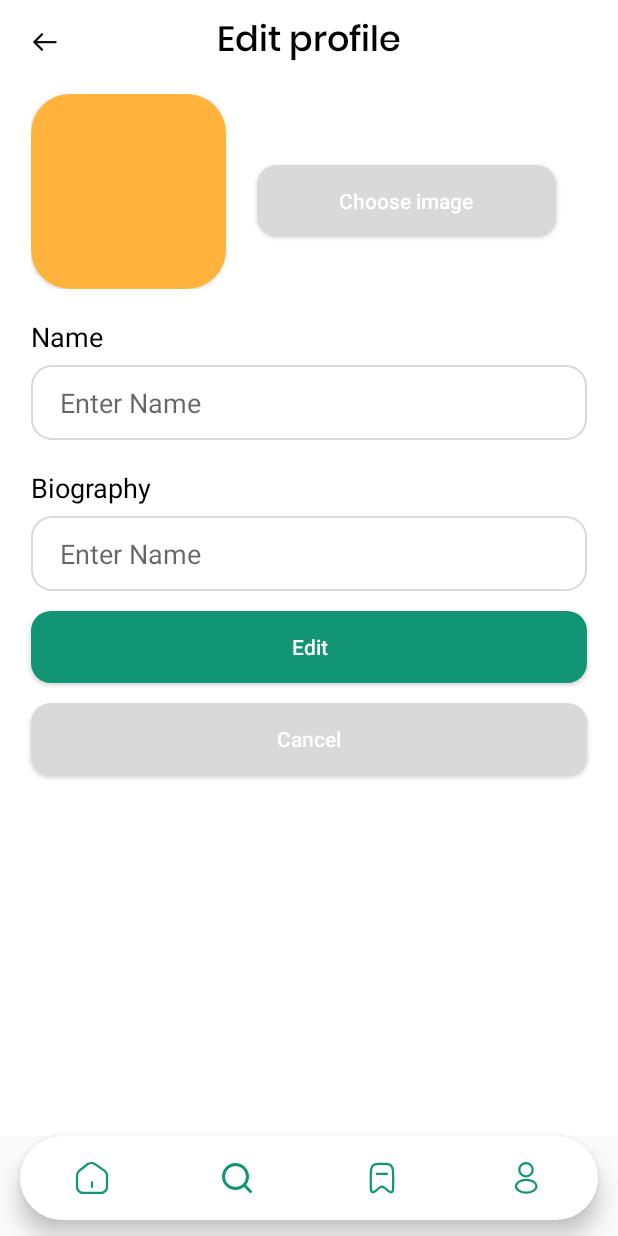
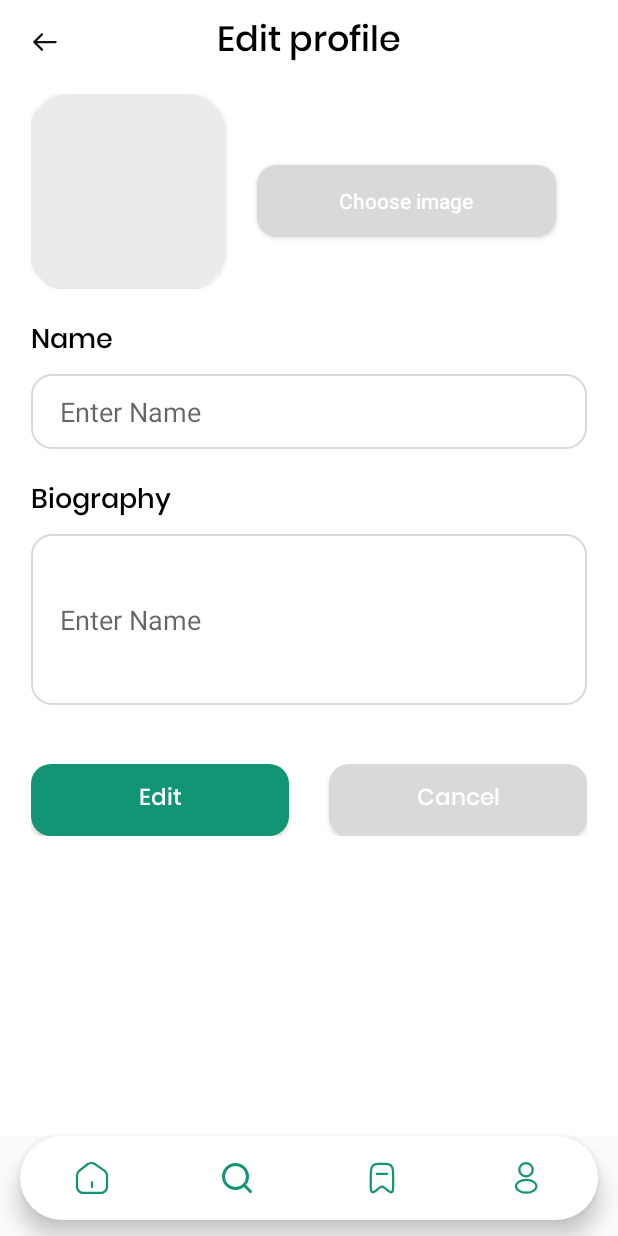
Before and after one commit to CallmeDunno/FoodRecipe, an Android app: the EditProfileFragment screen opened through its navigation route, on a phone screen of 412 x 824 dp. Run offline under Robolectric (Android 15) with nearby library versions, the phone set to English and light mode, and no system bars; our stand-ins replace Dagger/Hilt's generated code, Firebase (no records; nobody signed in at launch, a user with empty details on screens opened directly), data binding, navigation-ui, sdp/ssp sizes.

Commit message:
Fix UX application

```diff
--- a/app/src/main/java/com/example/btl_cnpm/ui/profile/ProfileFragment.kt
+++ b/app/src/main/java/com/example/btl_cnpm/ui/profile/ProfileFragment.kt
@@ -11,6 +11,7 @@ import android.view.WindowManager
 import androidx.appcompat.widget.AppCompatButton
 import androidx.fragment.app.viewModels
 import androidx.navigation.findNavController
+import androidx.navigation.fragment.findNavController
 import com.bumptech.glide.Glide
 import com.example.btl_cnpm.R
 import com.example.btl_cnpm.base.BaseFragment
@@ -34,7 +35,11 @@ class ProfileFragment : BaseFragment<FoodRecipeFragmentProfileBinding>() {
     lateinit var sharedPre: SharedPreferencesManager
     private val profileRecipeAdapter by lazy {
         ProfileRecipeAdapter(onItemClick = {
-
+            findNavController().navigate(
+                ProfileFragmentDirections.actionProfileFragmentToRecipeFragment(
+                    it
+                )
+            )
         })
     }
     private var userRecipeMap = hashMapOf<Recipe, User>()
@@ -54,7 +59,7 @@ class ProfileFragment : BaseFragment<FoodRecipeFragmentProfileBinding>() {
                 requireView().findNavController().navigate(R.id.newRecipeFragment)
             }
 
-            headerProfile.btnMoreHeader.setOnClickListener{
+            headerProfile.btnMoreHeader.setOnClickListener {
                 showDialogOption()
             }
             sharedPre.getString("idUserRemember")?.let {
@@ -63,14 +68,15 @@ class ProfileFragment : BaseFragment<FoodRecipeFragmentProfileBinding>() {
             sharedPre.getString("idUserTemp")?.let {
                 userId = it
             }
-            if(userId.isNotEmpty()) {
+            if (userId.isNotEmpty()) {
                 profileViewModel.getUser(userId).observe(requireActivity()) { result ->
                     when (result) {
                         is UIState.Success -> {
                             txtProfileName.text = result.data.username
                             txtProfileBio.text = result.data.bio
-                            if(result.data.image.isNotEmpty()) {
-                                Glide.with(requireContext()).load(result.data.image).into(imgProfileAvatar)
+                            if (result.data.image.isNotEmpty()) {
+                                Glide.with(requireContext()).load(result.data.image)
+                                    .into(imgProfileAvatar)
                             }
                             profileViewModel.getMyRecipes(userId)
                                 .observe(requireActivity()) { resultRecipe ->
@@ -107,7 +113,7 @@ class ProfileFragment : BaseFragment<FoodRecipeFragmentProfileBinding>() {
         }
     }
 
-    fun showDialogOption() {
+    private fun showDialogOption() {
         val dialog = Dialog(requireContext())
         dialog.requestWindowFeature(Window.FEATURE_NO_TITLE)
         dialog.setContentView(R.layout.food_recipe_dialog_edit_sign_out)
@@ -116,7 +122,7 @@ class ProfileFragment : BaseFragment<FoodRecipeFragmentProfileBinding>() {
         val btnSignOut = dialog.findViewById<AppCompatButton>(R.id.btn_sign_out)
 
         btnEdit.setOnClickListener {
-            requireView().findNavController().navigate(R.id.editProfileFragment2)
+            requireView().findNavController().navigate(R.id.editProfileFragment)
             dialog.dismiss()
         }
 
--- a/app/src/main/res/color/text_selector_gray_white.xml
+++ b/app/src/main/res/color/text_selector_gray_white.xml
@@ -1,5 +1,5 @@
 <?xml version="1.0" encoding="utf-8"?>
 <selector xmlns:android="http://schemas.android.com/apk/res/android">
-    <item android:color="@color/gray" android:state_selected="false"/>
-    <item android:color="@color/white" android:state_selected="true"/>
+    <item android:color="@color/white" android:state_pressed="false"/>
+    <item android:color="@color/gray" android:state_pressed="true"/>
 </selector>
--- a/app/src/main/res/layout/food_recipe_fragment_edit_profile.xml
+++ b/app/src/main/res/layout/food_recipe_fragment_edit_profile.xml
@@ -31,7 +31,7 @@
                     android:id="@+id/img_profile_avatar"
                     android:layout_width="@dimen/_100sdp"
                     android:layout_height="@dimen/_100sdp"
-                    android:background="@color/orange_yellow"
+                    android:background="@color/background_null"
                     android:scaleType="centerCrop" />
             </androidx.cardview.widget.CardView>
 
@@ -55,6 +55,7 @@
             android:layout_height="wrap_content"
             android:layout_marginHorizontal="@dimen/_16sdp"
             android:layout_marginTop="@dimen/_15sdp"
+            android:fontFamily="@font/poppins_medium"
             android:text="@string/name"
             android:textColor="@color/black"
             android:textSize="@dimen/_14ssp" />
@@ -79,9 +80,9 @@
             android:layout_marginHorizontal="@dimen/_16sdp"
             android:layout_marginTop="@dimen/_15sdp"
             android:text="Biography"
+            android:fontFamily="@font/poppins_medium"
             android:textColor="@color/black"
             android:textSize="@dimen/_14ssp" />
-
 
         <EditText
             android:id="@+id/edt_bio"
@@ -91,35 +92,49 @@
             android:layout_marginTop="@dimen/_5sdp"
             android:background="@drawable/bg_text_input"
             android:hint="Enter Name"
-            android:inputType="text"
-            android:maxLines="1"
+            android:inputType="textMultiLine"
+            android:lines="4"
             android:textColor="@color/black"
             android:textSize="@dimen/_14ssp" />
 
+        <androidx.appcompat.widget.LinearLayoutCompat
+            android:layout_width="match_parent"
+            android:layout_height="wrap_content"
+            android:orientation="horizontal"
+            android:weightSum="2"
+            android:layout_marginHorizontal="@dimen/_16sdp"
+            android:layout_marginTop="@dimen/_30sdp" >
+
             <androidx.appcompat.widget.AppCompatButton
                 android:id="@+id/btn_edit"
-            android:layout_width="match_parent"
+                android:layout_width="0dp"
+                android:layout_weight="1"
                 android:layout_height="wrap_content"
-            android:layout_marginHorizontal="@dimen/_16sdp"
-            android:layout_marginTop="@dimen/_10sdp"
+                android:layout_marginEnd="@dimen/_10sdp"
                 android:background="@drawable/bg_round_orange_10dp"
                 android:backgroundTint="@color/veronese_green"
                 android:text="Edit"
+                android:fontFamily="@font/poppins_medium"
                 android:textAllCaps="false"
                 android:textColor="@color/white"
-            android:textSize="@dimen/_11ssp" />
+                android:textSize="@dimen/_12ssp" />
 
             <androidx.appcompat.widget.AppCompatButton
                 android:id="@+id/btn_cancel"
-            android:layout_width="match_parent"
+                android:layout_width="0dp"
+                android:layout_marginStart="@dimen/_10sdp"
+                android:layout_weight="1"
                 android:layout_height="wrap_content"
-            android:layout_marginHorizontal="@dimen/_16sdp"
-            android:layout_marginTop="@dimen/_10sdp"
                 android:background="@drawable/bg_round_orange_10dp"
                 android:backgroundTint="@color/gray"
+                android:fontFamily="@font/poppins_medium"
                 android:text="Cancel"
                 android:textAllCaps="false"
                 android:textColor="@color/white"
-            android:textSize="@dimen/_11ssp" />
+                android:textSize="@dimen/_12ssp" />
+
+        </androidx.appcompat.widget.LinearLayoutCompat>
+
     </LinearLayout>
+
 </layout>
--- a/app/src/main/res/navigation/nav_graph.xml
+++ b/app/src/main/res/navigation/nav_graph.xml
@@ -172,8 +172,8 @@
                 android:id="@+id/action_profileFragment_to_recipeFragment"
                 app:destination="@id/recipeFragment" />
             <action
-                android:id="@+id/action_profileFragment_to_editProfileFragment2"
-                app:destination="@id/editProfileFragment2"/>
+                android:id="@+id/action_profileFragment_to_editProfileFragment"
+                app:destination="@id/editProfileFragment"/>
         </fragment>
         <fragment
             android:id="@+id/newRecipeFragment"
@@ -181,11 +181,11 @@
             android:label="NewRecipeFragment"
             tools:layout="@layout/food_recipe_fragment_new_recipe" />
         <fragment
-            android:id="@+id/editProfileFragment2"
+            android:id="@+id/editProfileFragment"
             android:name="com.example.btl_cnpm.ui.edit_profile.EditProfileFragment"
             android:label="EditProfileFragment" >
             <action
-                android:id="@+id/action_editProfileFragment2_to_profileFragment"
+                android:id="@+id/action_editProfileFragment_to_profileFragment"
                 app:destination="@id/profileFragment" />
         </fragment>
     </navigation>
```
Lines whose indentation alone changed are shown as unchanged.
